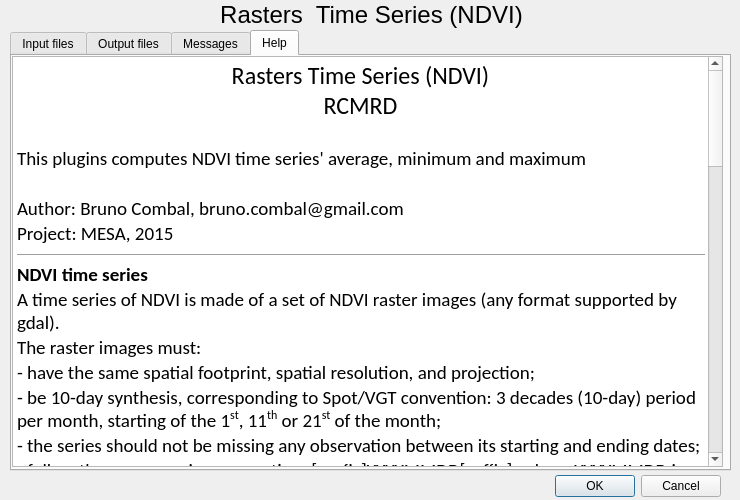
Before: the Qt Designer form rcmrdTSerieries/rcmrd_tseries_dialog_base.ui in BrunoCombal/qgis_plugins, drawn with Qt 5.
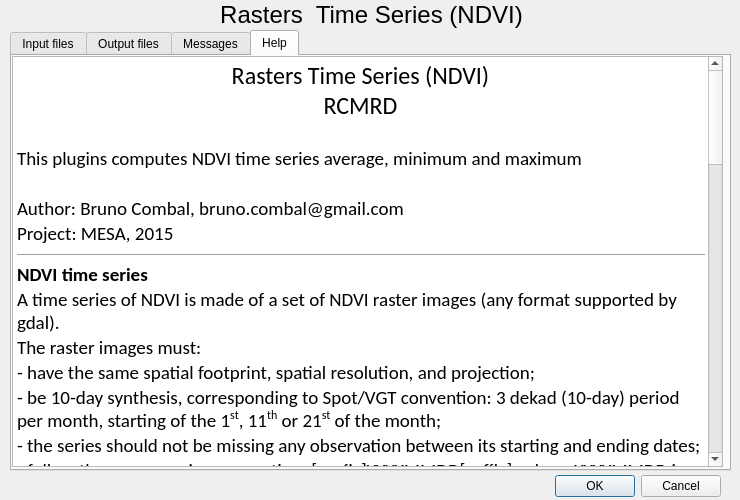
After: the same form once the commit is applied.

Diff of the .ui file:
```diff
--- a/rcmrdTSerieries/rcmrd_tseries_dialog_base.ui
+++ b/rcmrdTSerieries/rcmrd_tseries_dialog_base.ui
@@ -599,7 +599,7 @@
 &lt;p align=&quot;center&quot; style=&quot; margin-top:0px; margin-bottom:0px; margin-left:0px; margin-right:0px; -qt-block-indent:0; text-indent:0px;&quot;&gt;&lt;span style=&quot; font-size:18pt;&quot;&gt;Rasters Time Series (NDVI)&lt;/span&gt;&lt;/p&gt;
 &lt;p align=&quot;center&quot; style=&quot; margin-top:0px; margin-bottom:0px; margin-left:0px; margin-right:0px; -qt-block-indent:0; text-indent:0px;&quot;&gt;&lt;span style=&quot; font-size:18pt;&quot;&gt;RCMRD&lt;/span&gt;&lt;/p&gt;
 &lt;p style=&quot;-qt-paragraph-type:empty; margin-top:0px; margin-bottom:0px; margin-left:0px; margin-right:0px; -qt-block-indent:0; text-indent:0px; font-size:14pt;&quot;&gt;&lt;br /&gt;&lt;/p&gt;
-&lt;p style=&quot; margin-top:0px; margin-bottom:0px; margin-left:0px; margin-right:0px; -qt-block-indent:0; text-indent:0px;&quot;&gt;&lt;span style=&quot; font-family:'Calibi'; font-size:14pt;&quot;&gt;This plugins computes NDVI time series' average, minimum and maximum&lt;/span&gt;&lt;/p&gt;
+&lt;p style=&quot; margin-top:0px; margin-bottom:0px; margin-left:0px; margin-right:0px; -qt-block-indent:0; text-indent:0px;&quot;&gt;&lt;span style=&quot; font-family:'Calibi'; font-size:14pt;&quot;&gt;This plugins computes NDVI time series average, minimum and maximum&lt;/span&gt;&lt;/p&gt;
 &lt;p style=&quot;-qt-paragraph-type:empty; margin-top:0px; margin-bottom:0px; margin-left:0px; margin-right:0px; -qt-block-indent:0; text-indent:0px; font-size:14pt;&quot;&gt;&lt;br /&gt;&lt;/p&gt;
 &lt;p style=&quot; margin-top:0px; margin-bottom:0px; margin-left:0px; margin-right:0px; -qt-block-indent:0; text-indent:0px;&quot;&gt;&lt;span style=&quot; font-size:14pt;&quot;&gt;Author: Bruno Combal, bruno.combal@gmail.com&lt;/span&gt;&lt;/p&gt;
 &lt;p style=&quot; margin-top:0px; margin-bottom:0px; margin-left:0px; margin-right:0px; -qt-block-indent:0; text-indent:0px;&quot;&gt;&lt;span style=&quot; font-size:14pt;&quot;&gt;Project: MESA, 2015&lt;/span&gt;&lt;/p&gt;
@@ -608,9 +608,9 @@
 &lt;p style=&quot; margin-top:0px; margin-bottom:0px; margin-left:0px; margin-right:0px; -qt-block-indent:0; text-indent:0px;&quot;&gt;&lt;span style=&quot; font-size:14pt;&quot;&gt;A time series of NDVI is made of a set of NDVI raster images (any format supported by gdal).&lt;/span&gt;&lt;/p&gt;
 &lt;p style=&quot; margin-top:0px; margin-bottom:0px; margin-left:0px; margin-right:0px; -qt-block-indent:0; text-indent:0px;&quot;&gt;&lt;span style=&quot; font-size:14pt;&quot;&gt;The raster images must:&lt;/span&gt;&lt;/p&gt;
 &lt;p style=&quot; margin-top:0px; margin-bottom:0px; margin-left:0px; margin-right:0px; -qt-block-indent:0; text-indent:0px;&quot;&gt;&lt;span style=&quot; font-size:14pt;&quot;&gt;- have the same spatial footprint, spatial resolution, and projection;&lt;/span&gt;&lt;/p&gt;
-&lt;p style=&quot; margin-top:0px; margin-bottom:0px; margin-left:0px; margin-right:0px; -qt-block-indent:0; text-indent:0px;&quot;&gt;&lt;span style=&quot; font-size:14pt;&quot;&gt;- be 10-day synthesis, corresponding to Spot/VGT convention: 3 decades (10-day) period per month, starting of the 1&lt;/span&gt;&lt;span style=&quot; font-size:14pt; vertical-align:super;&quot;&gt;st&lt;/span&gt;&lt;span style=&quot; font-size:14pt;&quot;&gt;, 11&lt;/span&gt;&lt;span style=&quot; font-size:14pt; vertical-align:super;&quot;&gt;th&lt;/span&gt;&lt;span style=&quot; font-size:14pt;&quot;&gt; or 21&lt;/span&gt;&lt;span style=&quot; font-size:14pt; vertical-align:super;&quot;&gt;st&lt;/span&gt;&lt;span style=&quot; font-size:14pt;&quot;&gt; of the month;&lt;/span&gt;&lt;/p&gt;
+&lt;p style=&quot; margin-top:0px; margin-bottom:0px; margin-left:0px; margin-right:0px; -qt-block-indent:0; text-indent:0px;&quot;&gt;&lt;span style=&quot; font-size:14pt;&quot;&gt;- be 10-day synthesis, corresponding to Spot/VGT convention: 3 dekad (10-day) period per month, starting of the 1&lt;/span&gt;&lt;span style=&quot; font-size:14pt; vertical-align:super;&quot;&gt;st&lt;/span&gt;&lt;span style=&quot; font-size:14pt;&quot;&gt;, 11&lt;/span&gt;&lt;span style=&quot; font-size:14pt; vertical-align:super;&quot;&gt;th&lt;/span&gt;&lt;span style=&quot; font-size:14pt;&quot;&gt; or 21&lt;/span&gt;&lt;span style=&quot; font-size:14pt; vertical-align:super;&quot;&gt;st&lt;/span&gt;&lt;span style=&quot; font-size:14pt;&quot;&gt; of the month;&lt;/span&gt;&lt;/p&gt;
 &lt;p style=&quot; margin-top:0px; margin-bottom:0px; margin-left:0px; margin-right:0px; -qt-block-indent:0; text-indent:0px;&quot;&gt;&lt;span style=&quot; font-size:14pt;&quot;&gt;- the series should not be missing any observation between its starting and ending dates;&lt;/span&gt;&lt;/p&gt;
-&lt;p style=&quot; margin-top:0px; margin-bottom:0px; margin-left:0px; margin-right:0px; -qt-block-indent:0; text-indent:0px;&quot;&gt;&lt;span style=&quot; font-size:14pt;&quot;&gt;- follow the same naming convention: [prefix]YYYYMMDD[suffix], where YYYYMMDD is the 8 digits date, YYYY the year on 4 digits, MM the month on two digits, DD the day on 2 digits. For example, 19990301_NDVI.tif if the NDVI for the decade starting on the 1&lt;/span&gt;&lt;span style=&quot; font-size:14pt; vertical-align:super;&quot;&gt;st&lt;/span&gt;&lt;span style=&quot; font-size:14pt;&quot;&gt; of May 1999, 20151021_NDV.tif if the NDVI for the decade starting on the 21&lt;/span&gt;&lt;span style=&quot; font-size:14pt; vertical-align:super;&quot;&gt;st&lt;/span&gt;&lt;span style=&quot; font-size:14pt;&quot;&gt; of October 2015.&lt;/span&gt;&lt;/p&gt;
+&lt;p style=&quot; margin-top:0px; margin-bottom:0px; margin-left:0px; margin-right:0px; -qt-block-indent:0; text-indent:0px;&quot;&gt;&lt;span style=&quot; font-size:14pt;&quot;&gt;- follow the same naming convention: [prefix]YYYYMMDD[suffix], where YYYYMMDD is the 8 digits date, YYYY the year on 4 digits, MM the month on two digits, DD the day on 2 digits. For example, 19990301_NDVI.tif if the NDVI for the dekad starting on the 1&lt;/span&gt;&lt;span style=&quot; font-size:14pt; vertical-align:super;&quot;&gt;st&lt;/span&gt;&lt;span style=&quot; font-size:14pt;&quot;&gt; of May 1999, 20151021_NDV.tif if the NDVI for the dekad starting on the 21&lt;/span&gt;&lt;span style=&quot; font-size:14pt; vertical-align:super;&quot;&gt;st&lt;/span&gt;&lt;span style=&quot; font-size:14pt;&quot;&gt; of October 2015.&lt;/span&gt;&lt;/p&gt;
 &lt;p style=&quot;-qt-paragraph-type:empty; margin-top:0px; margin-bottom:0px; margin-left:0px; margin-right:0px; -qt-block-indent:0; text-indent:0px; font-size:14pt;&quot;&gt;&lt;br /&gt;&lt;/p&gt;
 &lt;p style=&quot; margin-top:0px; margin-bottom:0px; margin-left:0px; margin-right:0px; -qt-block-indent:0; text-indent:0px;&quot;&gt;&lt;span style=&quot; font-size:14pt; font-weight:600;&quot;&gt;How it works&lt;/span&gt;&lt;/p&gt;
 &lt;p style=&quot; margin-top:0px; margin-bottom:0px; margin-left:0px; margin-right:0px; -qt-block-indent:0; text-indent:0px;&quot;&gt;&lt;span style=&quot; font-size:14pt;&quot;&gt;1. Define input layers.&lt;/span&gt;&lt;/p&gt;
@@ -618,8 +618,8 @@
 &lt;p style=&quot; margin-top:0px; margin-bottom:0px; margin-left:0px; margin-right:0px; -qt-block-indent:0; text-indent:0px;&quot;&gt;&lt;span style=&quot; font-size:14pt;&quot;&gt;- define the input directory, where the NDVI series is stored. Click on the [...] button to browse to the directory. Alternatively, you can write (or copy/paste) the path directly in the text box;&lt;/span&gt;&lt;/p&gt;
 &lt;p style=&quot; margin-top:0px; margin-bottom:0px; margin-left:0px; margin-right:0px; -qt-block-indent:0; text-indent:0px;&quot;&gt;&lt;span style=&quot; font-size:14pt;&quot;&gt;- choose the NDVI type: real values, Spot-VGT encoded; PROBA-V encoded;&lt;/span&gt;&lt;/p&gt;
 &lt;p style=&quot; margin-top:0px; margin-bottom:0px; margin-left:0px; margin-right:0px; -qt-block-indent:0; text-indent:0px;&quot;&gt;&lt;span style=&quot; font-size:14pt;&quot;&gt;- define a prefix and a suffix. Please note that the file extension is part of the suffix. if not defined, the prefix or suffix is ignored;&lt;/span&gt;&lt;/p&gt;
-&lt;p style=&quot; margin-top:0px; margin-bottom:0px; margin-left:0px; margin-right:0px; -qt-block-indent:0; text-indent:0px;&quot;&gt;&lt;span style=&quot; font-size:14pt;&quot;&gt;- define your time series starting and ending dates: click on the downward arrow next to the next, and browse the calendar. Do not forget that the day MUST BE 1, 11 or 21. Alternatively, you can directly write the date, but bear in mind that the date representation match your computer settings: English/American will be month/day/year, while other would be day/month/year. All decades from start date to end date must correspond to an existing file in your input directory, with a file naming matching the convention (see above);&lt;/span&gt;&lt;/p&gt;
-&lt;p style=&quot; margin-top:0px; margin-bottom:0px; margin-left:0px; margin-right:0px; -qt-block-indent:0; text-indent:0px;&quot;&gt;&lt;span style=&quot; font-size:14pt;&quot;&gt;- clip vector: if you whish clipping the result with a vector file (for example a shapefile), click on the selector placed before &amp;quot;Clip with vector&amp;quot;, then define the clipping vector (select the shp file for a shapefile).&lt;/span&gt;&lt;/p&gt;
+&lt;p style=&quot; margin-top:0px; margin-bottom:0px; margin-left:0px; margin-right:0px; -qt-block-indent:0; text-indent:0px;&quot;&gt;&lt;span style=&quot; font-size:14pt;&quot;&gt;- define your time series starting and ending dates: click on the downward arrow next to the date, and browse the calendar. Do not forget that the day MUST BE 1, 11 or 21. Alternatively, you can directly write the date, but bear in mind that the date representation match your computer settings: English/American will be month/day/year, while other would be day/month/year. All decades from start date to end date must correspond to an existing file in your input directory, with a file naming matching the convention (see above);&lt;/span&gt;&lt;/p&gt;
+&lt;p style=&quot; margin-top:0px; margin-bottom:0px; margin-left:0px; margin-right:0px; -qt-block-indent:0; text-indent:0px;&quot;&gt;&lt;span style=&quot; font-size:14pt;&quot;&gt;- clip vector: if you wish to clip the result with a vector file (for example a shapefile), click on the selector placed before &amp;quot;Clip with vector&amp;quot;, then define the clipping vector (select the shp file for a shapefile).&lt;/span&gt;&lt;/p&gt;
 &lt;p style=&quot;-qt-paragraph-type:empty; margin-top:0px; margin-bottom:0px; margin-left:0px; margin-right:0px; -qt-block-indent:0; text-indent:0px; font-size:14pt;&quot;&gt;&lt;br /&gt;&lt;/p&gt;
 &lt;p style=&quot; margin-top:0px; margin-bottom:0px; margin-left:0px; margin-right:0px; -qt-block-indent:0; text-indent:0px;&quot;&gt;&lt;span style=&quot; font-size:14pt;&quot;&gt;2. Define output files&lt;/span&gt;&lt;/p&gt;
 &lt;p style=&quot; margin-top:0px; margin-bottom:0px; margin-left:0px; margin-right:0px; -qt-block-indent:0; text-indent:0px;&quot;&gt;&lt;span style=&quot; font-size:14pt;&quot;&gt;Click on tab &amp;quot;Output files&amp;quot;.&lt;/span&gt;&lt;/p&gt;
@@ -628,15 +628,15 @@
 &lt;p style=&quot; margin-top:0px; margin-bottom:0px; margin-left:0px; margin-right:0px; -qt-block-indent:0; text-indent:0px;&quot;&gt;&lt;span style=&quot; font-size:14pt;&quot;&gt;- process time series minimum;&lt;/span&gt;&lt;/p&gt;
 &lt;p style=&quot; margin-top:0px; margin-bottom:0px; margin-left:0px; margin-right:0px; -qt-block-indent:0; text-indent:0px;&quot;&gt;&lt;span style=&quot; font-size:14pt;&quot;&gt;- process time series maximum.&lt;/span&gt;&lt;/p&gt;
 &lt;p style=&quot; margin-top:0px; margin-bottom:0px; margin-left:0px; margin-right:0px; -qt-block-indent:0; text-indent:0px;&quot;&gt;&lt;span style=&quot; font-size:14pt;&quot;&gt;You can select all of them, two or at least 1 processing.&lt;/span&gt;&lt;/p&gt;
-&lt;p style=&quot; margin-top:0px; margin-bottom:0px; margin-left:0px; margin-right:0px; -qt-block-indent:0; text-indent:0px;&quot;&gt;&lt;span style=&quot; font-size:14pt;&quot;&gt;If you select a processin, define an output name. Either use the [...] button to browse to a given location on you hard-disk and give a filename, or directly write (or copy/paste) the path and filename in the text box.&lt;/span&gt;&lt;/p&gt;
+&lt;p style=&quot; margin-top:0px; margin-bottom:0px; margin-left:0px; margin-right:0px; -qt-block-indent:0; text-indent:0px;&quot;&gt;&lt;span style=&quot; font-size:14pt;&quot;&gt;If you select a processing, define an output name. Either use the [...] button to browse to a given location on your hard-disk and give a file name, or directly write (or copy/paste) the path and filename in the text box.&lt;/span&gt;&lt;/p&gt;
 &lt;p style=&quot; margin-top:0px; margin-bottom:0px; margin-left:0px; margin-right:0px; -qt-block-indent:0; text-indent:0px;&quot;&gt;&lt;span style=&quot; font-size:14pt;&quot;&gt;We HIGHLY recommend to use the .tif file extension.&lt;/span&gt;&lt;/p&gt;
 &lt;p style=&quot;-qt-paragraph-type:empty; margin-top:0px; margin-bottom:0px; margin-left:0px; margin-right:0px; -qt-block-indent:0; text-indent:0px; font-size:14pt;&quot;&gt;&lt;br /&gt;&lt;/p&gt;
-&lt;p style=&quot; margin-top:0px; margin-bottom:0px; margin-left:0px; margin-right:0px; -qt-block-indent:0; text-indent:0px;&quot;&gt;&lt;span style=&quot; font-size:14pt;&quot;&gt;Optionally, you can recode the output in predefined classes, or output raw data and use another tool to recode/classify the result.&lt;/span&gt;&lt;/p&gt;
+&lt;p style=&quot; margin-top:0px; margin-bottom:0px; margin-left:0px; margin-right:0px; -qt-block-indent:0; text-indent:0px;&quot;&gt;&lt;span style=&quot; font-size:14pt;&quot;&gt;By clicking on the check box reading &amp;quot;classify results&amp;quot;, the output will be recoded in 5 classes following predefined settings. If you need different classes, do not click the check box, and use another classification tool.&lt;/span&gt;&lt;/p&gt;
 &lt;p style=&quot;-qt-paragraph-type:empty; margin-top:0px; margin-bottom:0px; margin-left:0px; margin-right:0px; -qt-block-indent:0; text-indent:0px; font-size:14pt;&quot;&gt;&lt;br /&gt;&lt;/p&gt;
-&lt;p style=&quot; margin-top:0px; margin-bottom:0px; margin-left:0px; margin-right:0px; -qt-block-indent:0; text-indent:0px;&quot;&gt;&lt;span style=&quot; font-size:14pt;&quot;&gt;2. Run processing&lt;/span&gt;&lt;/p&gt;
+&lt;p style=&quot; margin-top:0px; margin-bottom:0px; margin-left:0px; margin-right:0px; -qt-block-indent:0; text-indent:0px;&quot;&gt;&lt;span style=&quot; font-size:14pt;&quot;&gt;3. Run processing&lt;/span&gt;&lt;/p&gt;
 &lt;p style=&quot; margin-top:0px; margin-bottom:0px; margin-left:0px; margin-right:0px; -qt-block-indent:0; text-indent:0px;&quot;&gt;&lt;span style=&quot; font-size:14pt;&quot;&gt;Review settings in the input files and output files tabs and launch the processing by clicking on &amp;quot;OK&amp;quot;&lt;/span&gt;&lt;/p&gt;
 &lt;p style=&quot; margin-top:0px; margin-bottom:0px; margin-left:0px; margin-right:0px; -qt-block-indent:0; text-indent:0px;&quot;&gt;&lt;span style=&quot; font-size:14pt;&quot;&gt;The plugin will first check that all required input files are existing. If not, an error message will be ouput (review the &amp;quot;messages&amp;quot; tab, or the QGis log files from the QGis interface).&lt;/span&gt;&lt;/p&gt;
-&lt;p style=&quot; margin-top:0px; margin-bottom:0px; margin-left:0px; margin-right:0px; -qt-block-indent:0; text-indent:0px;&quot;&gt;&lt;span style=&quot; font-size:14pt;&quot;&gt;The processing last for a while: if you try moving aroung the QGis interface, a message reading &amp;quot;not responding&amp;quot; will appear in the QGis window title bar.&lt;/span&gt;&lt;/p&gt;
+&lt;p style=&quot; margin-top:0px; margin-bottom:0px; margin-left:0px; margin-right:0px; -qt-block-indent:0; text-indent:0px;&quot;&gt;&lt;span style=&quot; font-size:14pt;&quot;&gt;The processing lasts for a while: if you try moving around the QGis interface, a message reading &amp;quot;not responding&amp;quot; will appear in the QGis window title bar.&lt;/span&gt;&lt;/p&gt;
 &lt;p style=&quot; margin-top:0px; margin-bottom:0px; margin-left:0px; margin-right:0px; -qt-block-indent:0; text-indent:0px;&quot;&gt;&lt;span style=&quot; font-size:14pt;&quot;&gt;Once done, QGis will upload and display the result.&lt;/span&gt;&lt;/p&gt;
 &lt;p style=&quot;-qt-paragraph-type:empty; margin-top:0px; margin-bottom:0px; margin-left:0px; margin-right:0px; -qt-block-indent:0; text-indent:0px; font-family:'Droid Sans'; font-size:14pt;&quot;&gt;&lt;br /&gt;&lt;/p&gt;&lt;/body&gt;&lt;/html&gt;</string>
      </property>
```
